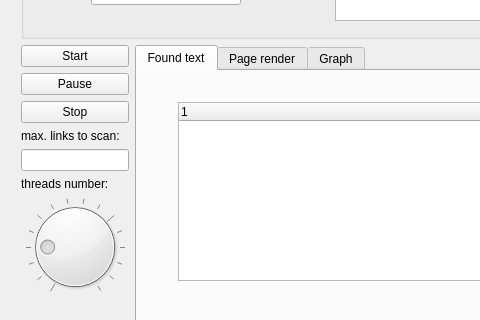
The window that widget.ui (blinkenlichten/simple-gui-crawler) describes before a commit, drawn with Qt 5; both pictures show x 0 to 480 and y 102 to 422 of the 640 by 583 pixel window.
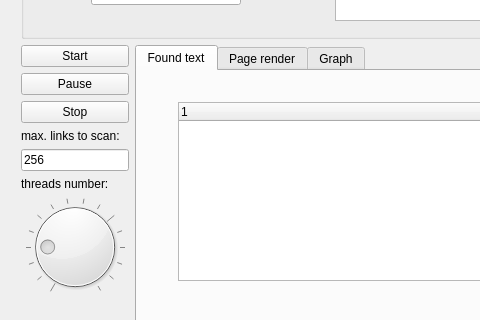
The same window after the commit.

```diff
--- a/widget.ui
+++ b/widget.ui
@@ -197,6 +197,9 @@
             <height>40</height>
            </size>
           </property>
+          <property name="text">
+           <string>256</string>
+          </property>
           <property name="maxLength">
            <number>8</number>
           </property>
```
Left out of the diff: 2 changed lines with no effect on the pictures.
